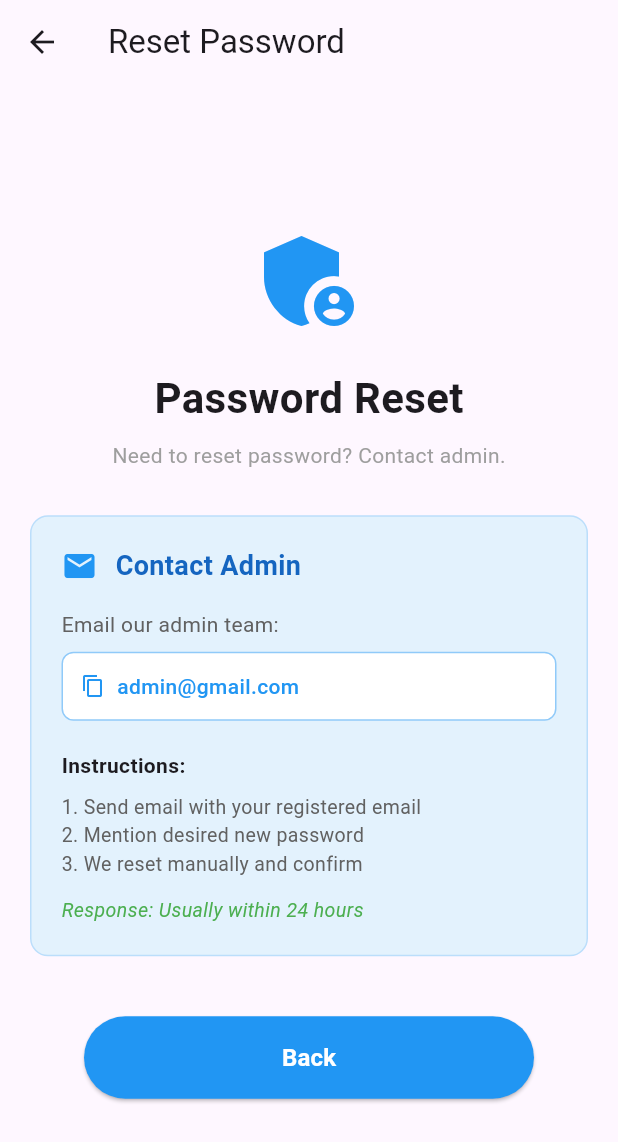
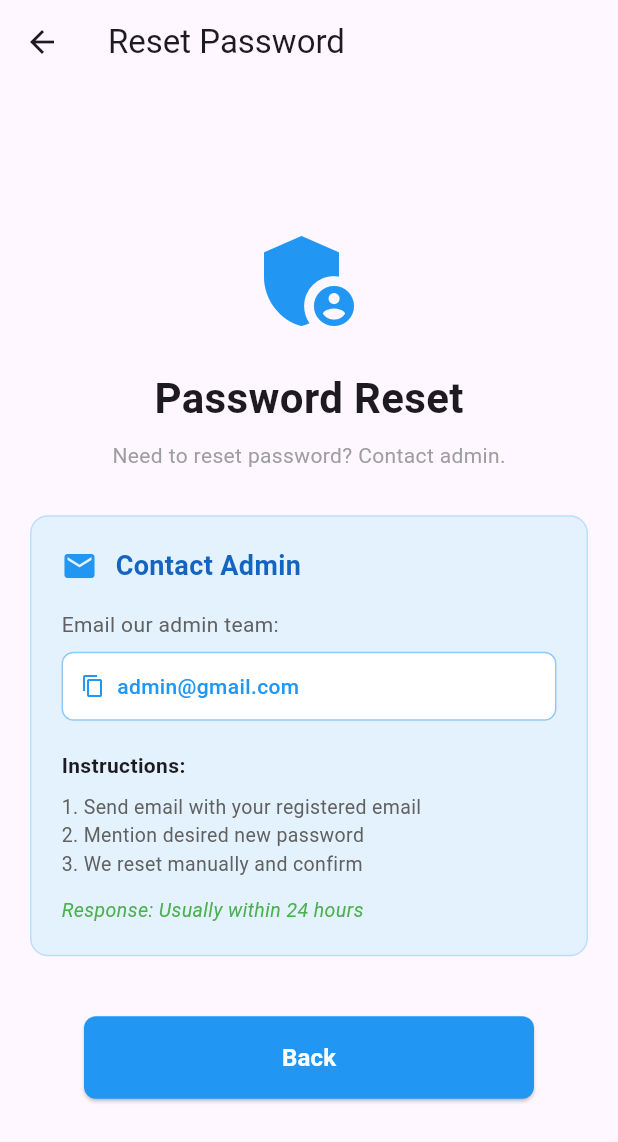
Before and after one commit to sabbirahmedfahim/cp_repository, a Flutter app: the ForgotPasswordScreen screen opened directly, on a phone screen of 412 x 824 dp. Shown: the top 1142 px of the screen. Run offline on Flutter 3.47's test engine with Material 3 defaults, Android fonts, the phone set to English and light mode, and no system bars; our stand-ins replace supabase_flutter; accounts and stored records are empty.

Commit message:
added reusable widget

```diff
--- a/lib/screens/forgot_password_screen.dart
+++ b/lib/screens/forgot_password_screen.dart
@@ -1,5 +1,6 @@
 import 'package:flutter/material.dart';
 import 'package:flutter/services.dart';
+import '../widgets/simple_button.dart';
 
 class ForgotPasswordScreen extends StatelessWidget {
   void copyEmail(BuildContext context) {
@@ -108,18 +109,9 @@ class ForgotPasswordScreen extends StatelessWidget {
                 SizedBox(height: 40),
                 Container(
                   width: isSmallScreen ? 300 : 400,
-                  child: ElevatedButton(
+                  child: SimpleButton(
+                    text: 'Back',
                     onPressed: () => Navigator.pop(context),
-                    style: ElevatedButton.styleFrom(
-                      backgroundColor: Colors.blue,
-                      padding: EdgeInsets.symmetric(vertical: 16),
-                      shape: RoundedRectangleBorder(borderRadius: BorderRadius.circular(30)),
-                    ),
-                    child: Text('Back',
-                      style: TextStyle(
-                        fontSize: isSmallScreen ? 16 : 18,
-                        fontWeight: FontWeight.w600,
-                        color: Colors.white)),
                   ),
                 ),
               ],
```
Also changed, not shown: lib/screens/welcome_screen.dart (+3 -9 lines).
